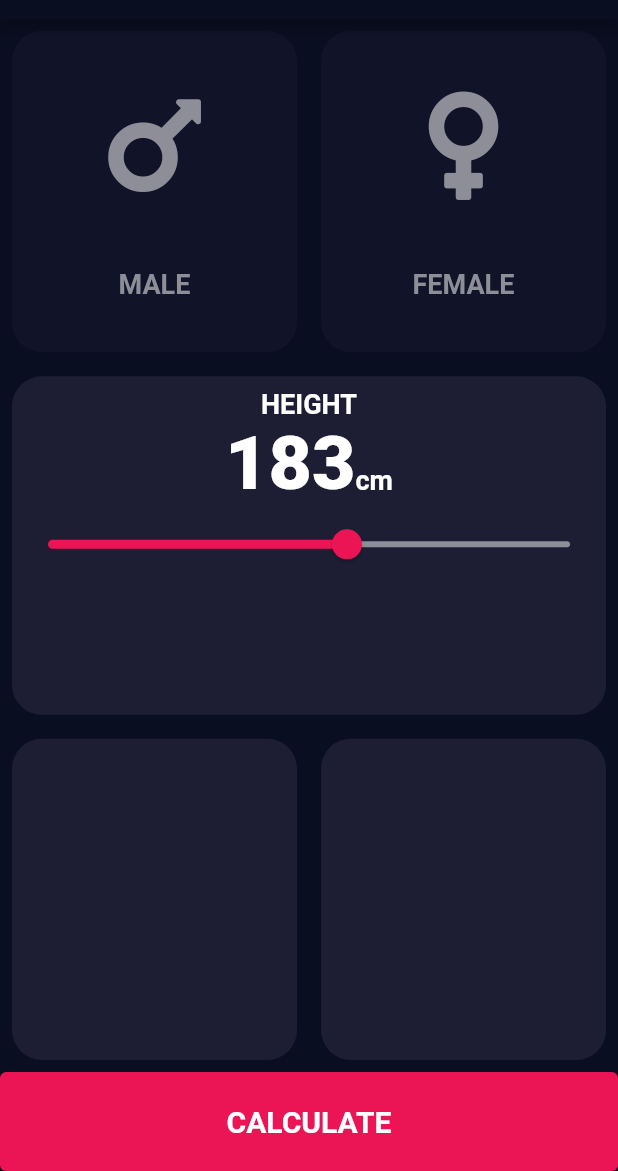
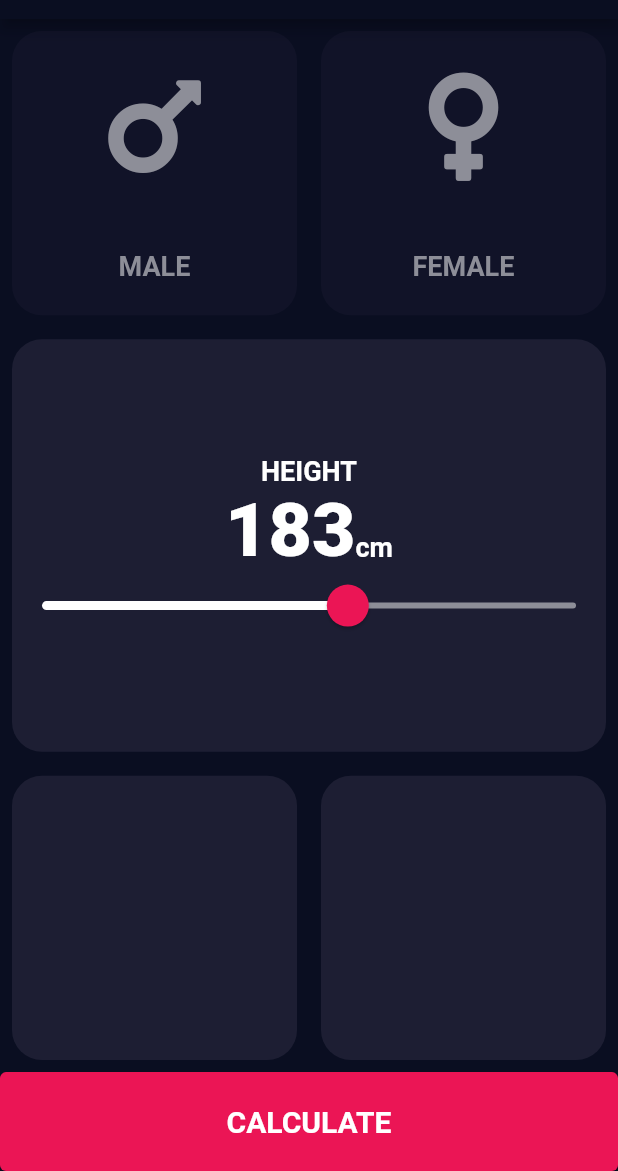
Before and after one commit to julianoventola/bmi, a Flutter app: the screen it shows after launch, on a phone screen of 412 x 824 dp, the part 65-1236 px from its top. Run offline on Flutter 3.47's test engine with Material 2 defaults, Android fonts, the light colour scheme and no system bars; our stand-ins replace font_awesome_flutter.

Commit message:
refactory: slider component widget

```diff
--- a/lib/global_styles.dart
+++ b/lib/global_styles.dart
@@ -8,6 +8,7 @@ class GlobalStyles {
   static const Color activeCardColorApp = Color(0xff1d1e33);
 
   static const Color bottomContainerColorApp = Color(0xffeb1555);
+  static const Color overlaySliderColorApp = Color(0x15eb1555);
   static const Color inactiveSliderColorApp = Color(0xff8d8e98);
 
   static const double textFontSize = 18;
--- a/lib/input_page.dart
+++ b/lib/input_page.dart
@@ -1,3 +1,4 @@
+import 'package:bmicalc/widgets/slider_wiget.dart';
 import 'package:flutter/material.dart';
 import 'package:font_awesome_flutter/font_awesome_flutter.dart';
 
@@ -90,52 +91,13 @@ class _InputPageState extends State<InputPage> {
           ),
           Expanded(
               child: ContainerWidget(
-            child: Container(
-              margin: EdgeInsets.symmetric(vertical: 8),
-              child: Column(
-                children: [
-                  Text(
-                    'HEIGHT',
-                    style: TextStyle(
-                      fontSize: GlobalStyles.textFontSize,
-                      fontWeight: GlobalStyles.textFontBold,
-                    ),
-                  ),
-                  Row(
-                    mainAxisAlignment: MainAxisAlignment.center,
-                    crossAxisAlignment: CrossAxisAlignment.baseline,
-                    textBaseline: TextBaseline
-                        .alphabetic, // required for crossAxisAlignment as baseline
-                    children: [
-                      Text(
-                        personHeight.toString(),
-                        style: TextStyle(
-                          fontSize: GlobalStyles.largeTextFontSize,
-                          fontWeight: GlobalStyles.largeTextFontBold,
-                        ),
-                      ),
-                      Text(
-                        'cm',
-                        style: TextStyle(
-                          fontSize: GlobalStyles.textFontSize,
-                          fontWeight: GlobalStyles.textFontBold,
-                        ),
-                      ),
-                    ],
-                  ),
-                  Slider(
-                      activeColor: GlobalStyles.bottomContainerColorApp,
-                      inactiveColor: GlobalStyles.inactiveSliderColorApp,
-                      min: 120,
-                      max: 230,
-                      value: personHeight.toDouble(),
-                      onChanged: (value) {
-                        setState(() {
-                          personHeight = value.round();
-                        });
-                      }),
-                ],
-              ),
+            child: SliderWidget(
+              onChanged: (value) {
+                setState(() {
+                  personHeight = value.round();
+                });
+              },
+              personHeight: personHeight,
             ),
           )),
           Row(
--- a/lib/widgets/container_widget.dart
+++ b/lib/widgets/container_widget.dart
@@ -19,7 +19,7 @@ class ContainerWidget extends StatelessWidget {
         color: color,
         borderRadius: BorderRadius.circular(20),
       ),
-      height: MediaQuery.of(context).size.height * 0.26,
+      height: MediaQuery.of(context).size.height * 0.23,
       child: child,
     );
   }
--- /dev/null
+++ b/lib/widgets/slider_wiget.dart
@@ -0,0 +1,67 @@
+import 'package:bmicalc/global_styles.dart';
+import 'package:flutter/material.dart';
+
+class SliderWidget extends StatelessWidget {
+  final void Function(double) onChanged;
+  final int personHeight;
+
+  const SliderWidget(
+      {Key? key, required this.onChanged, required this.personHeight})
+      : super(key: key);
+
+  @override
+  Widget build(BuildContext context) {
+    return Container(
+      margin: EdgeInsets.symmetric(vertical: 8),
+      child: Column(
+        mainAxisAlignment: MainAxisAlignment.center,
+        children: [
+          Text(
+            'HEIGHT',
+            style: TextStyle(
+              fontSize: GlobalStyles.textFontSize,
+              fontWeight: GlobalStyles.textFontBold,
+            ),
+          ),
+          Row(
+            mainAxisAlignment: MainAxisAlignment.center,
+            crossAxisAlignment: CrossAxisAlignment.baseline,
+            textBaseline: TextBaseline
+                .alphabetic, // required for crossAxisAlignment as baseline
+            children: [
+              Text(
+                personHeight.toString(),
+                style: TextStyle(
+                  fontSize: GlobalStyles.largeTextFontSize,
+                  fontWeight: GlobalStyles.largeTextFontBold,
+                ),
+              ),
+              Text(
+                'cm',
+                style: TextStyle(
+                  fontSize: GlobalStyles.textFontSize,
+                  fontWeight: GlobalStyles.textFontBold,
+                ),
+              ),
+            ],
+          ),
+          SliderTheme(
+            data: SliderThemeData(
+              activeTrackColor: Colors.white,
+              overlayColor: GlobalStyles.overlaySliderColorApp,
+              thumbColor: GlobalStyles.bottomContainerColorApp,
+              thumbShape: RoundSliderThumbShape(enabledThumbRadius: 14),
+              overlayShape: RoundSliderOverlayShape(overlayRadius: 20),
+            ),
+            child: Slider(
+                inactiveColor: GlobalStyles.inactiveSliderColorApp,
+                min: 120,
+                max: 230,
+                value: personHeight.toDouble(),
+                onChanged: onChanged),
+          ),
+        ],
+      ),
+    );
+  }
+}
```
